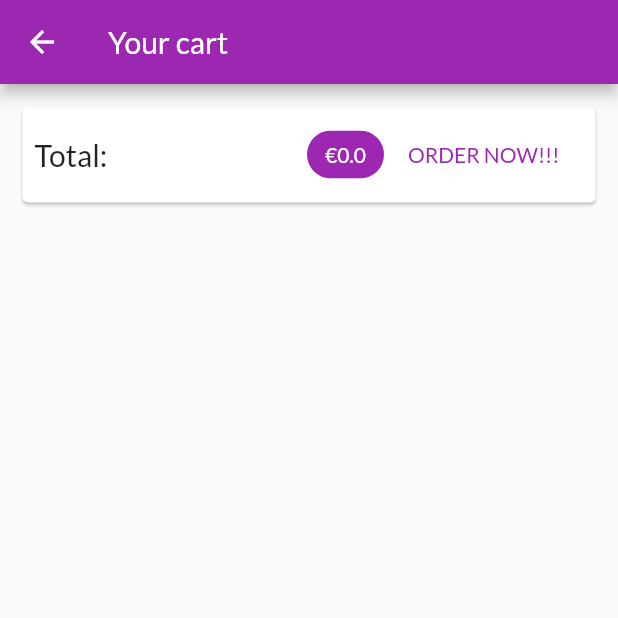
After one commit to perettigiuliano/myshop2, a Flutter app: the CartScreen screen opened by its route, on a phone screen of 412 x 824 dp, the top half of it. The commit adds this screen. Run offline on Flutter 3.47's test engine with Material 2 defaults, Android fonts, the light colour scheme and no system bars; network calls fail.

Commit message:
Capitolo 202

```diff
--- a/lib/main.dart
+++ b/lib/main.dart
@@ -1,5 +1,6 @@
 import 'package:flutter/material.dart';
 import 'package:myshop2/providers/cart.dart';
+import 'package:myshop2/screens/cart_screen.dart';
 import 'package:myshop2/screens/product_detail_screen.dart';
 import 'package:myshop2/screens/products_overview_screen.dart';
 import 'package:provider/provider.dart';
@@ -23,7 +24,8 @@ class MyApp extends StatelessWidget {
             accentColor: Colors.deepOrange,
             fontFamily: "Lato"),
         home: ProductOverviewScreen(),
-        routes: {ProductDetailScreen.ROUTE: (ctx) => ProductDetailScreen()},
+        routes: {ProductDetailScreen.ROUTE: (ctx) => ProductDetailScreen(),
+        CartScreen.ROUTE: (ctx)=> CartScreen()},
       ),
     );
   }
--- a/lib/providers/cart.dart
+++ b/lib/providers/cart.dart
@@ -15,6 +15,8 @@ class CartItem {
 
 class Cart with ChangeNotifier {
   Map<String, CartItem> _items = {};
+  int _quantity = 0;
+  double _total = 0.0;
 
   Map<String, CartItem> get items {
     return {..._items};
@@ -38,10 +40,22 @@ class Cart with ChangeNotifier {
               quantity: 1,
               price: price));
     }
+    _total += price;
+    _quantity += 1;
     notifyListeners();
   }
 
+  void get clear {
+    _items.clear();
+    _quantity = 0;
+    _total = 0;
+  }
+
   int get quantity {
-    return _items == null ? 0 : _items.length;
+    return _quantity;
+  }
+
+  double get total {
+    return _total;
   }
 }
--- /dev/null
+++ b/lib/screens/cart_screen.dart
@@ -0,0 +1,44 @@
+import 'package:flutter/material.dart';
+import 'package:myshop2/providers/cart.dart';
+import 'package:provider/provider.dart';
+
+class CartScreen extends StatelessWidget {
+  static const String ROUTE = "/cart";
+  @override
+  Widget build(BuildContext context) {
+    final cart = Provider.of<Cart>(context);
+
+    return Scaffold(
+      appBar: AppBar(
+        title: Text("Your cart"),
+      ),
+      body: Column(
+        children: [
+          Card(
+            margin: EdgeInsets.all(15),
+            child: Padding(
+              padding: EdgeInsets.all(8),
+              child: Row(
+                mainAxisAlignment: MainAxisAlignment.spaceBetween,
+                children: [
+                  Text(
+                    "Total:",
+                    style: TextStyle(fontSize: 20),
+                  ),
+                  Spacer(),
+                  Chip(
+                    label: Text('€${cart.total}', style: TextStyle(color: Theme.of(context).primaryTextTheme.headline6.color),),
+                    backgroundColor: Theme.of(context).primaryColor,
+                  ),
+                  FlatButton(child: Text("ORDER NOW!!!"), onPressed: () {
+
+                  }, textColor: Theme.of(context).primaryColor,)
+                ],
+              ),
+            ),
+          )
+        ],
+      ),
+    );
+  }
+}
--- a/lib/screens/products_overview_screen.dart
+++ b/lib/screens/products_overview_screen.dart
@@ -1,5 +1,6 @@
 import 'package:flutter/material.dart';
 import 'package:myshop2/providers/cart.dart';
+import 'package:myshop2/screens/cart_screen.dart';
 import 'package:myshop2/widgets/badge.dart';
 // import 'package:myshop2/providers/products_provider.dart';
 import 'package:myshop2/widgets/products_grid.dart';
@@ -30,11 +31,11 @@ class _ProductOverviewScreenState extends State<ProductOverviewScreen> {
               );
             },
             child: IconButton(
-                  icon: Icon(Icons.shopping_cart),
-                  onPressed: () {
-                    // TODO: Show cart screen
-                  },
-                ),
+              icon: Icon(Icons.shopping_cart),
+              onPressed: () {
+                Navigator.of(context).pushNamed(CartScreen.ROUTE);
+              },
+            ),
           ),
           PopupMenuButton(
             onSelected: (FilterOptions value) {
```
